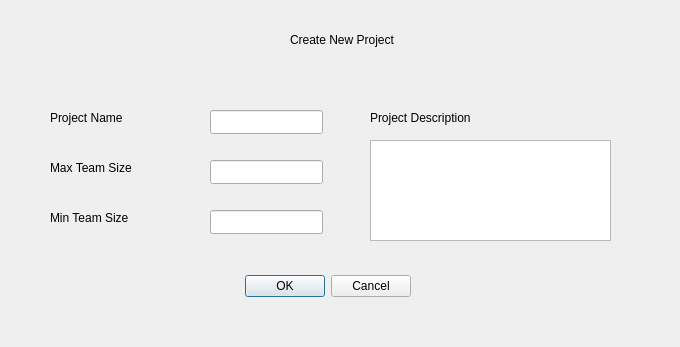
Old version of the form createprojectview.ui in the repository abhinavthukral28/stuPID.
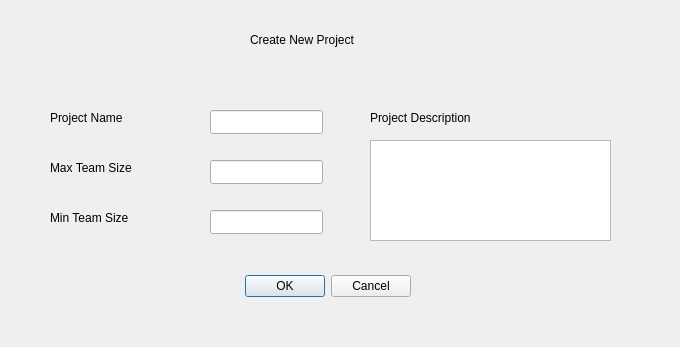
New version of the form.

```diff
--- a/createprojectview.ui
+++ b/createprojectview.ui
@@ -16,9 +16,9 @@
   <widget class="QDialogButtonBox" name="buttonBox">
    <property name="geometry">
     <rect>
-     <x>70</x>
+     <x>50</x>
      <y>270</y>
-     <width>341</width>
+     <width>361</width>
      <height>32</height>
     </rect>
    </property>
@@ -127,9 +127,9 @@
   <widget class="QLabel" name="label_5">
    <property name="geometry">
     <rect>
-     <x>290</x>
+     <x>250</x>
      <y>30</y>
-     <width>301</width>
+     <width>131</width>
      <height>20</height>
     </rect>
    </property>
```
Left out of the diff: 2 changed lines with no effect on the pictures.
